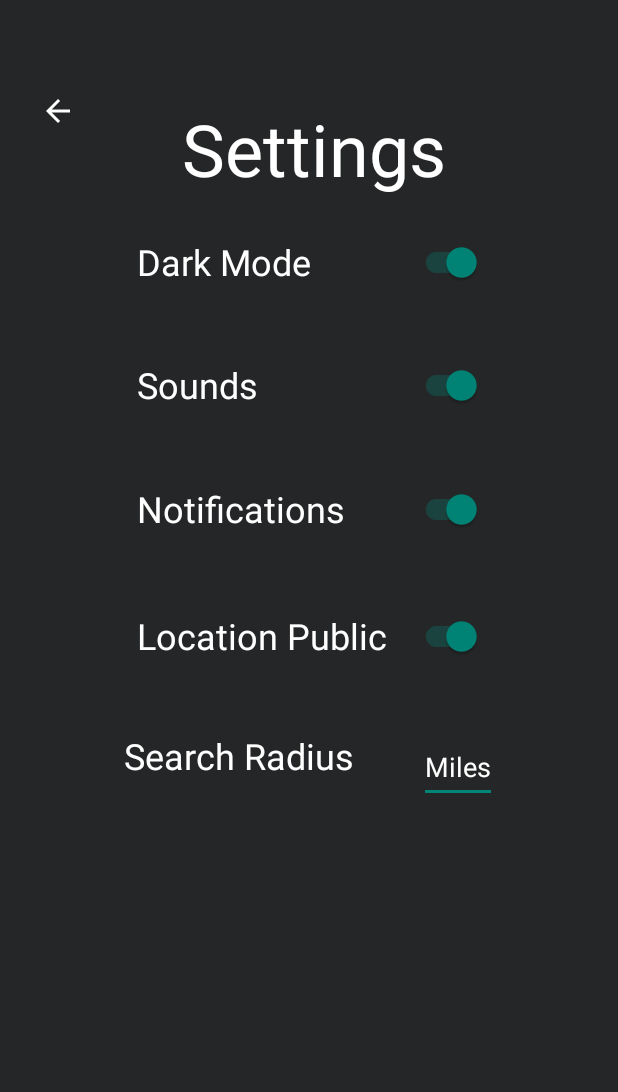
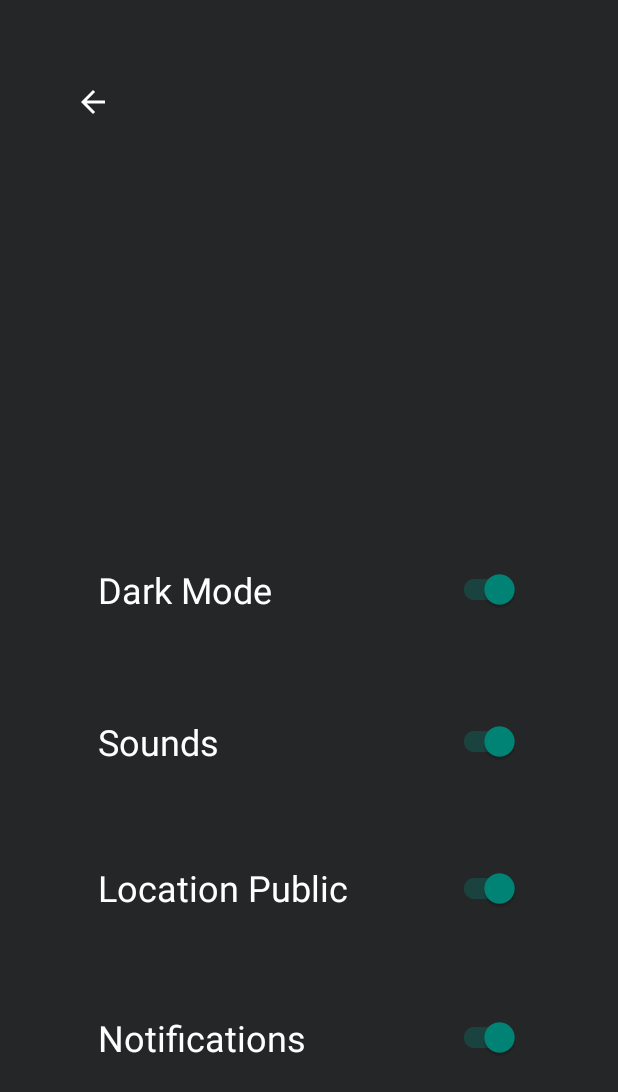
Before and after one commit to lwehrli32/BlitzBar, an Android app: the SettingsActivity screen opened directly, with no data from a screen before it, after a tap on "Dark Mode", on a phone screen of 412 x 824 dp. Shown: the top 1092 px of the screen. Run offline under Robolectric (Android 15) with nearby library versions, the phone set to English and light mode, and no system bars.

Commit message:
Setttings Page Change

```diff
--- a/app/src/main/java/com/example/blitzbar/User.java
+++ b/app/src/main/java/com/example/blitzbar/User.java
@@ -9,6 +9,8 @@ public class User {
     private long blitz_score;
     private String fav_bar;
     private String fav_drink;
+    private int longitude;
+    private int latitude;
 
     public User(String first_name, String last_name, String email, String birthday, String blitz_score, String fav_bar, String fav_drink, int dark_mode, int search_radius){
         this.first_name = first_name;
--- a/app/src/main/res/layout/activity_settings_dark.xml
+++ b/app/src/main/res/layout/activity_settings_dark.xml
@@ -7,147 +7,87 @@
     android:background="#252627"
     tools:context=".SettingsActivity">
 
-    <?ignore
-    <FrameLayout
-        android:id="@+id/container"
-        android:layout_width="match_parent"
-        android:layout_height="match_parent" />
-
-    <com.google.android.material.bottomnavigation.BottomNavigationView
-        android:id="@+id/settingsMenu"
-        android:layout_width="match_parent"
-        android:layout_height="wrap_content"
-        android:background="?android:attr/windowBackground"
-        app:layout_constraintBottom_toBottomOf="parent"
-        app:menu="@menu/social_media_menu_dark" />
-        ?>
-
-    <TextView
-        android:id="@+id/textViewDark"
-        android:layout_width="wrap_content"
-        android:layout_height="wrap_content"
-        android:layout_marginTop="@android:dimen/app_icon_size"
-        android:layout_marginEnd="24dp"
-        android:text="@string/settings"
-        android:textColor="@android:color/white"
-        android:textSize="48sp"
-        app:layout_constraintBottom_toTopOf="@+id/DarkModeDark"
-        app:layout_constraintEnd_toEndOf="@+id/DarkModeDark"
-        app:layout_constraintTop_toTopOf="parent" />
-
     <androidx.appcompat.widget.SwitchCompat
-        android:id="@+id/DarkModeDark"
-        android:layout_width="230dp"
-        android:layout_height="48dp"
+        android:id="@+id/SoundsDark"
+        android:layout_width="0dp"
+        android:layout_height="0dp"
         android:layout_marginStart="65dp"
         android:layout_marginEnd="65dp"
-        android:layout_marginBottom="15dp"
+        android:layout_marginBottom="20dp"
+        android:onClick="onSwitch"
+        android:text="@string/sounds"
+        android:textColor="@android:color/white"
+        android:textSize="24sp"
         android:trackTint="@android:color/darker_gray"
-        android:text="@string/dark_mode"
-        android:textSize="24sp"
-        android:onClick="onSwitch"
-        android:textColor="@android:color/white"
-        app:layout_constraintBottom_toTopOf="@+id/SoundsDark"
-        app:layout_constraintEnd_toEndOf="parent"
-        app:layout_constraintStart_toStartOf="parent"
-        app:layout_constraintTop_toBottomOf="@+id/textViewDark" />
-
-    <androidx.appcompat.widget.SwitchCompat
-        android:id="@+id/SoundsDark"
-        android:layout_width="230dp"
-        android:layout_height="48dp"
-        android:layout_marginStart="65dp"
-        android:trackTint="@android:color/darker_gray"
-        android:layout_marginEnd="65dp"
-        android:layout_marginBottom="16dp"
-        android:text="@string/sounds"
-        android:textSize="24sp"
-        android:onClick="onSwitch"
-        android:textColor="@android:color/white"
-        app:layout_constraintLeft_toLeftOf="@+id/DarkModeDark"
-        app:layout_constraintBottom_toTopOf="@+id/NotificationsDark"
+        app:layout_constraintBottom_toTopOf="@+id/LocationPublicDark"
         app:layout_constraintEnd_toEndOf="parent"
         app:layout_constraintStart_toStartOf="parent"
         app:layout_constraintTop_toBottomOf="@+id/DarkModeDark" />
 
     <androidx.appcompat.widget.SwitchCompat
-        android:id="@+id/NotificationsDark"
-        android:layout_width="230dp"
-        android:layout_height="48dp"
+        android:id="@+id/LocationPublicDark"
+        android:layout_width="0dp"
+        android:layout_height="0dp"
         android:layout_marginStart="65dp"
         android:layout_marginEnd="65dp"
-        android:layout_marginBottom="18dp"
-        android:text="@string/notifications"
+        android:layout_marginBottom="22dp"
+        android:onClick="onSwitch"
+        android:text="@string/location_public"
+        android:textColor="@android:color/white"
         android:textSize="24sp"
-        android:onClick="onSwitch"
         android:trackTint="@android:color/darker_gray"
-        android:textColor="@android:color/white"
-        app:layout_constraintLeft_toLeftOf="@+id/DarkModeDark"
-        app:layout_constraintBottom_toTopOf="@+id/LocationPublicDark"
+        app:layout_constraintBottom_toTopOf="@+id/NotificationsDark"
         app:layout_constraintEnd_toEndOf="parent"
         app:layout_constraintStart_toStartOf="parent"
         app:layout_constraintTop_toBottomOf="@+id/SoundsDark" />
 
     <androidx.appcompat.widget.SwitchCompat
-        android:id="@+id/LocationPublicDark"
-        android:layout_width="230dp"
-        android:layout_height="48dp"
+        android:id="@+id/NotificationsDark"
+        android:layout_width="0dp"
+        android:layout_height="0dp"
         android:layout_marginStart="65dp"
         android:layout_marginEnd="65dp"
-        android:layout_marginBottom="20dp"
-        android:text="@string/location_public"
+        android:layout_marginBottom="93dp"
+        android:onClick="onSwitch"
+        android:text="@string/notifications"
+        android:textColor="@android:color/white"
         android:textSize="24sp"
-        android:onClick="onSwitch"
         android:trackTint="@android:color/darker_gray"
-        android:textColor="@android:color/white"
-        app:layout_constraintBottom_toTopOf="@+id/SearchRadiusBoxDark"
-        app:layout_constraintEnd_toEndOf="parent"
-        app:layout_constraintLeft_toLeftOf="@+id/DarkModeDark"
-        app:layout_constraintStart_toStartOf="parent"
-        app:layout_constraintTop_toBottomOf="@+id/NotificationsDark" />
-
-    <EditText
-        android:id="@+id/SearchRadiusBoxDark"
-        android:layout_width="52dp"
-        android:layout_height="48dp"
-        android:layout_marginEnd="63dp"
-        android:layout_marginBottom="270dp"
         app:layout_constraintBottom_toBottomOf="parent"
         app:layout_constraintEnd_toEndOf="parent"
-        android:inputType="number"
+        app:layout_constraintStart_toStartOf="parent"
+        app:layout_constraintTop_toBottomOf="@+id/LocationPublicDark" />
+
+    <androidx.appcompat.widget.SwitchCompat
+        android:id="@+id/DarkModeDark"
+        android:layout_width="0dp"
+        android:layout_height="0dp"
+        android:layout_marginStart="65dp"
+        android:layout_marginTop="354dp"
+        android:layout_marginEnd="65dp"
+        android:layout_marginBottom="23dp"
+        android:onClick="onSwitch"
+        android:text="@string/dark_mode"
         android:textColor="@android:color/white"
-        app:layout_constraintStart_toEndOf="@+id/SearchRadiusDark"
-        app:layout_constraintTop_toBottomOf="@+id/LocationPublicDark"
-        android:autofillHints="@string/miles"
-        android:hint="@string/miles"
-        android:textColorHint="@color/white"/>
+        android:textSize="24sp"
+        android:trackTint="@android:color/darker_gray"
+        app:layout_constraintBottom_toTopOf="@+id/SoundsDark"
+        app:layout_constraintEnd_toEndOf="parent"
+        app:layout_constraintStart_toStartOf="parent"
+        app:layout_constraintTop_toTopOf="parent" />
 
     <ImageButton
         android:id="@+id/backButtonDark"
-        android:layout_width="45dp"
-        android:layout_height="36dp"
-        android:layout_marginStart="16dp"
-        android:layout_marginTop="16dp"
+        android:layout_width="59dp"
+        android:layout_height="56dp"
+        android:layout_marginStart="32dp"
+        android:layout_marginTop="40dp"
         android:background="@android:color/transparent"
-        app:layout_constraintBottom_toBottomOf="@+id/textViewDark"
+        android:contentDescription="@string/back_button"
+        android:onClick="onClick"
         app:layout_constraintStart_toStartOf="parent"
         app:layout_constraintTop_toTopOf="parent"
         app:srcCompat="?attr/homeAsUpIndicator"
-        android:onClick="onClick"
-        app:tint="@android:color/white"
-        android:contentDescription="@string/back_button"/>
+        app:tint="@android:color/white" />
 
-    <TextView
-        android:id="@+id/SearchRadiusDark"
-        android:layout_width="180dp"
-        android:layout_height="48dp"
-        android:layout_marginStart="65dp"
-        android:text="@string/search_radius"
-        android:textColor="@android:color/white"
-        android:textSize="24sp"
-        app:layout_constraintBottom_toBottomOf="@+id/SearchRadiusBoxDark"
-        app:layout_constraintEnd_toStartOf="@+id/SearchRadiusBoxDark"
-        app:layout_constraintLeft_toLeftOf="@+id/DarkModeDark"
-        app:layout_constraintStart_toStartOf="parent"
-        app:layout_constraintTop_toTopOf="@+id/SearchRadiusBoxDark" />
 </androidx.constraintlayout.widget.ConstraintLayout>
--- a/app/src/main/res/values/strings.xml
+++ b/app/src/main/res/values/strings.xml
@@ -10,4 +10,5 @@
     <string name="miles">Miles</string>
     <string name="title_activity_maps">MapsActivity</string>
     <string name="blitzbar_logo_cutout_textless">BlitzBar logo cutout textless</string>
+    <string name="button">Button</string>
 </resources>
```
Also changed, not shown: app/src/main/res/layout/activity_settings.xml (+38 -97 lines).
